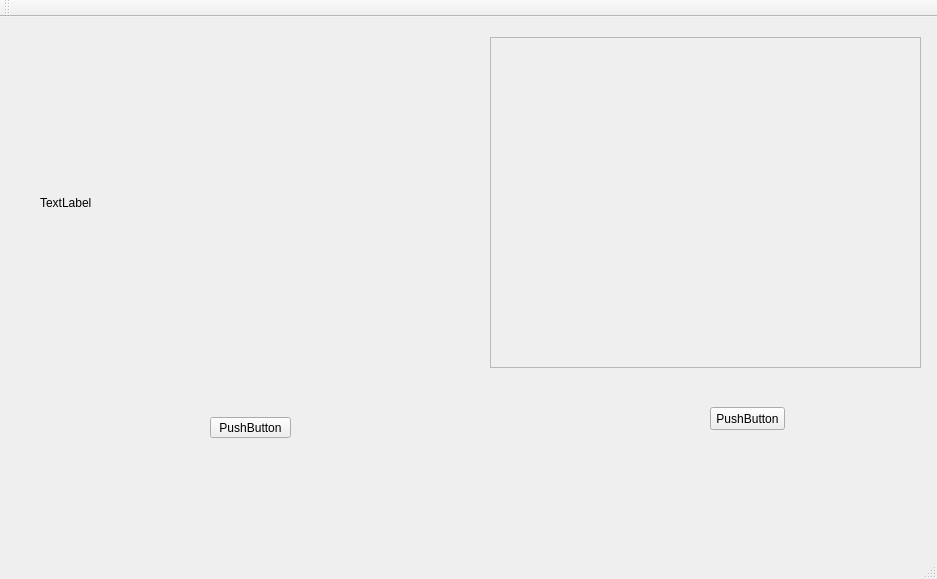
Before: the Qt Designer form QtDemo/qtdemo.ui in leezeus/QtPicDemo, drawn with Qt 5.
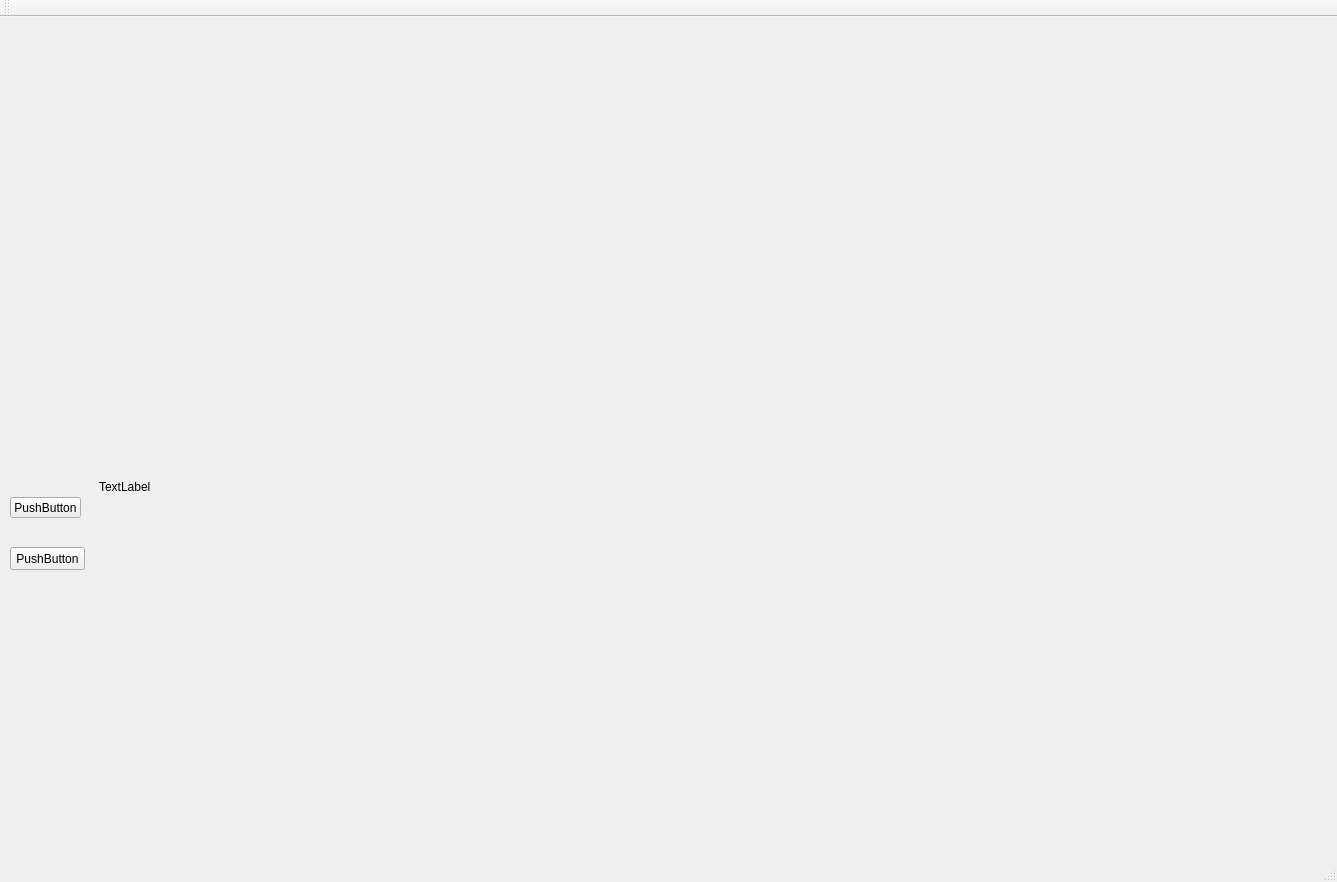
After: the same form once the commit is applied.

Commit message: change for Frame processor.

```diff
--- a/QtDemo/qtdemo.ui
+++ b/QtDemo/qtdemo.ui
@@ -6,41 +6,19 @@
    <rect>
     <x>0</x>
     <y>0</y>
-    <width>937</width>
-    <height>579</height>
+    <width>1337</width>
+    <height>882</height>
    </rect>
   </property>
   <property name="windowTitle">
    <string>QtDemo</string>
   </property>
   <widget class="QWidget" name="centralWidget">
-   <widget class="QFrame" name="m_frame">
-    <property name="geometry">
-     <rect>
-      <x>490</x>
-      <y>20</y>
-      <width>431</width>
-      <height>331</height>
-     </rect>
-    </property>
-    <property name="frameShape">
-     <enum>QFrame::StyledPanel</enum>
-    </property>
-    <property name="frameShadow">
-     <enum>QFrame::Raised</enum>
-    </property>
-    <property name="lineWidth">
-     <number>2</number>
-    </property>
-    <property name="midLineWidth">
-     <number>1</number>
-    </property>
-   </widget>
    <widget class="QPushButton" name="pushButton">
     <property name="geometry">
      <rect>
-      <x>710</x>
-      <y>390</y>
+      <x>10</x>
+      <y>530</y>
       <width>75</width>
       <height>23</height>
      </rect>
@@ -52,9 +30,9 @@
    <widget class="QPushButton" name="picBtn">
     <property name="geometry">
      <rect>
-      <x>210</x>
-      <y>400</y>
-      <width>81</width>
+      <x>10</x>
+      <y>480</y>
+      <width>71</width>
       <height>21</height>
      </rect>
     </property>
@@ -65,10 +43,10 @@
    <widget class="QLabel" name="m_picLable">
     <property name="geometry">
      <rect>
-      <x>40</x>
-      <y>20</y>
-      <width>431</width>
-      <height>331</height>
+      <x>99</x>
+      <y>110</y>
+      <width>1191</width>
+      <height>720</height>
      </rect>
     </property>
     <property name="text">
```
Left out of the diff: 2 changed lines with no effect on the pictures. The commit also changes 10 other files.
